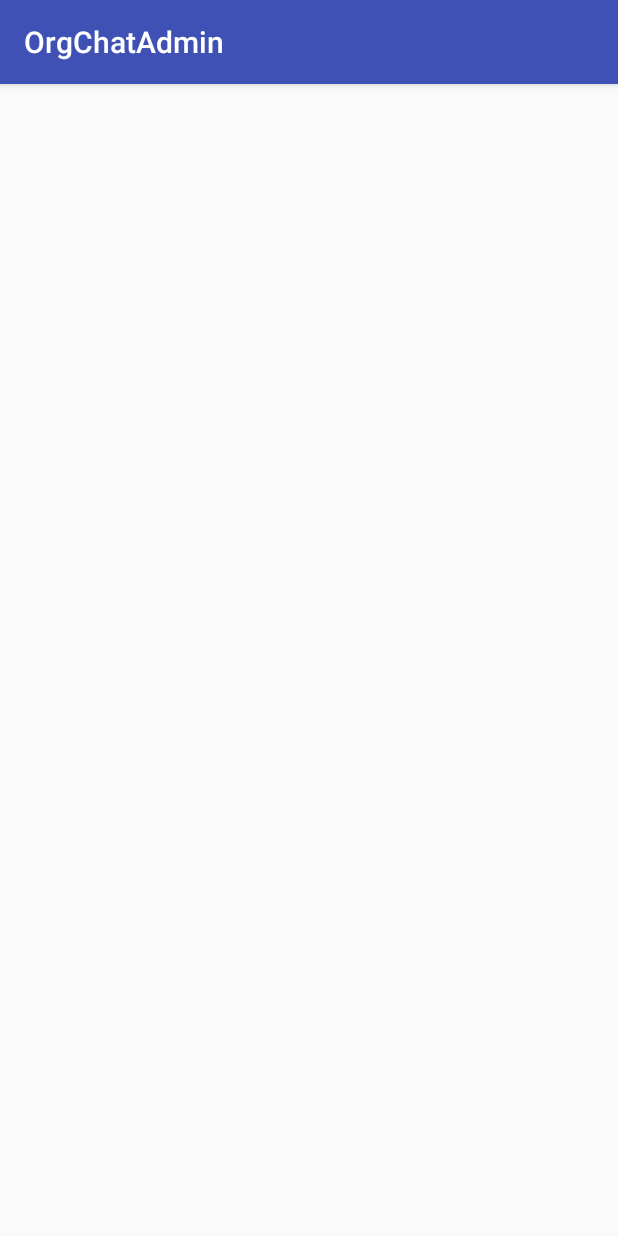
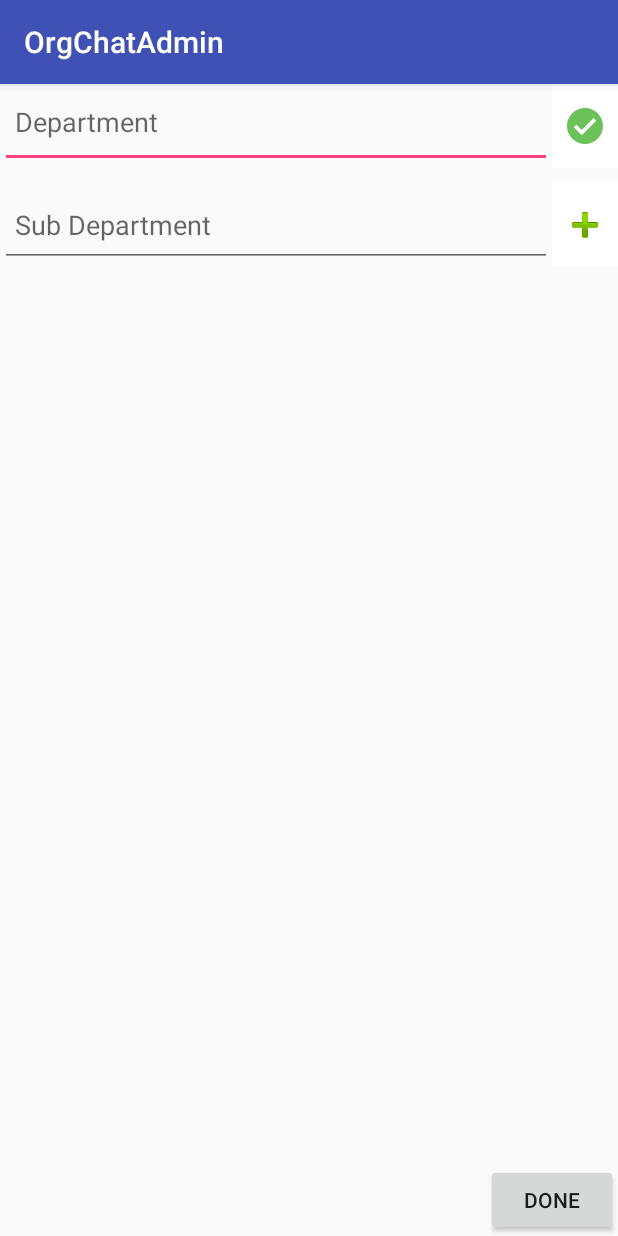
Before and after one commit to dhivyanand/OrgChat-Admin, an Android app: the AddDepartment screen opened directly, with no data from a screen before it, on a phone screen of 412 x 824 dp. Run offline under Robolectric (Android 15) with nearby library versions, the phone set to English and light mode, and no system bars.

Commit message:
Completed the layout file for "AddDepartment" activity.

```diff
--- a/app/src/main/java/com/example/system/orgchatadmin/DepartmentFragment.java
+++ b/app/src/main/java/com/example/system/orgchatadmin/DepartmentFragment.java
@@ -1,6 +1,7 @@
 package com.example.system.orgchatadmin;
 
 import android.content.Context;
+import android.content.Intent;
 import android.net.Uri;
 import android.os.Bundle;
 import android.support.v4.app.Fragment;
@@ -38,7 +39,7 @@ public class DepartmentFragment extends Fragment {
             @Override
             public void onClick(View view) {
 
-                Toast.makeText(getActivity(), "Button Clicked", Toast.LENGTH_SHORT).show();
+                startActivity(new Intent(getActivity(),AddDepartment.class));
 
             }
         });
--- /dev/null
+++ b/app/src/main/res/drawable/ic_tick.xml
@@ -0,0 +1,4 @@
+<vector android:height="24dp" android:viewportHeight="426.667"
+    android:viewportWidth="426.667" android:width="24dp" xmlns:android="http://schemas.android.com/apk/res/android">
+    <path android:fillColor="#6AC259" android:pathData="M213.3,0C95.5,0 0,95.5 0,213.3s95.5,213.3 213.3,213.3c117.8,0 213.3,-95.5 213.3,-213.3S331.2,0 213.3,0zM174.2,322.9l-93.9,-93.9l31.3,-31.3l62.6,62.6l140.9,-140.9l31.3,31.3L174.2,322.9z"/>
+</vector>
--- a/app/src/main/res/layout/activity_add_department.xml
+++ b/app/src/main/res/layout/activity_add_department.xml
@@ -1,9 +1,90 @@
 <?xml version="1.0" encoding="utf-8"?>
-<android.support.constraint.ConstraintLayout xmlns:android="http://schemas.android.com/apk/res/android"
+<RelativeLayout xmlns:android="http://schemas.android.com/apk/res/android"
     xmlns:app="http://schemas.android.com/apk/res-auto"
     xmlns:tools="http://schemas.android.com/tools"
     android:layout_width="match_parent"
     android:layout_height="match_parent"
     tools:context="com.example.system.orgchatadmin.AddDepartment">
 
-</android.support.constraint.ConstraintLayout>
+    <EditText
+        android:id="@+id/dept"
+        android:layout_width="match_parent"
+        android:layout_height="?android:attr/actionBarSize"
+        android:layout_alignParentTop="true"
+        android:layout_toLeftOf="@+id/imageButton"
+        android:layout_toStartOf="@+id/imageButton"
+        android:ems="10"
+        android:hint="Department"
+        android:inputType="textPersonName"
+        android:paddingLeft="10dp"
+        android:paddingTop="5dp" />
+
+    <ImageButton
+        android:id="@+id/imageButton"
+        android:layout_width="wrap_content"
+        android:layout_height="wrap_content"
+        android:layout_alignBottom="@+id/dept"
+        android:layout_alignParentEnd="true"
+        android:layout_alignParentRight="true"
+        android:layout_alignParentTop="true"
+        android:paddingLeft="10dp"
+        android:paddingRight="10dp"
+        android:background="@android:color/white"
+        app:srcCompat="@drawable/ic_tick" />
+
+    <Space
+        android:layout_width="match_parent"
+        android:layout_height="10dp"
+        android:layout_below="@+id/dept"
+        android:layout_centerHorizontal="true"
+        android:id="@+id/space3" />
+
+    <EditText
+        android:id="@+id/sub_dept"
+        android:layout_width="match_parent"
+        android:layout_height="?android:attr/actionBarSize"
+        android:layout_below="@+id/space3"
+        android:layout_toLeftOf="@+id/imageButton2"
+        android:layout_toStartOf="@+id/imageButton2"
+        android:ems="10"
+        android:hint="Sub Department"
+        android:inputType="textPersonName"
+        android:paddingLeft="10dp" />
+
+    <ImageButton
+        android:id="@+id/imageButton2"
+        android:layout_width="wrap_content"
+        android:layout_height="wrap_content"
+        android:layout_alignBottom="@+id/sub_dept"
+        android:layout_alignParentEnd="true"
+        android:layout_alignParentRight="true"
+        android:paddingLeft="6dp"
+        android:paddingRight="6dp"
+        android:layout_below="@+id/space3"
+        android:background="@android:color/white"
+        app:srcCompat="@android:drawable/ic_input_add" />
+
+    <Space
+        android:layout_width="match_parent"
+        android:layout_height="10dp"
+        android:layout_below="@+id/sub_dept"
+        android:layout_centerHorizontal="true"
+        android:id="@+id/space4" />
+
+    <ListView
+        android:layout_width="match_parent"
+        android:layout_height="match_parent"
+        android:layout_above="@+id/done"
+        android:layout_below="@+id/space4"
+        android:layout_centerHorizontal="true" />
+
+    <Button
+        android:id="@+id/done"
+        android:layout_width="wrap_content"
+        android:layout_height="wrap_content"
+        android:layout_alignParentBottom="true"
+        android:layout_alignParentEnd="true"
+        android:layout_alignParentRight="true"
+        android:text="Done" />
+
+</RelativeLayout>
```
